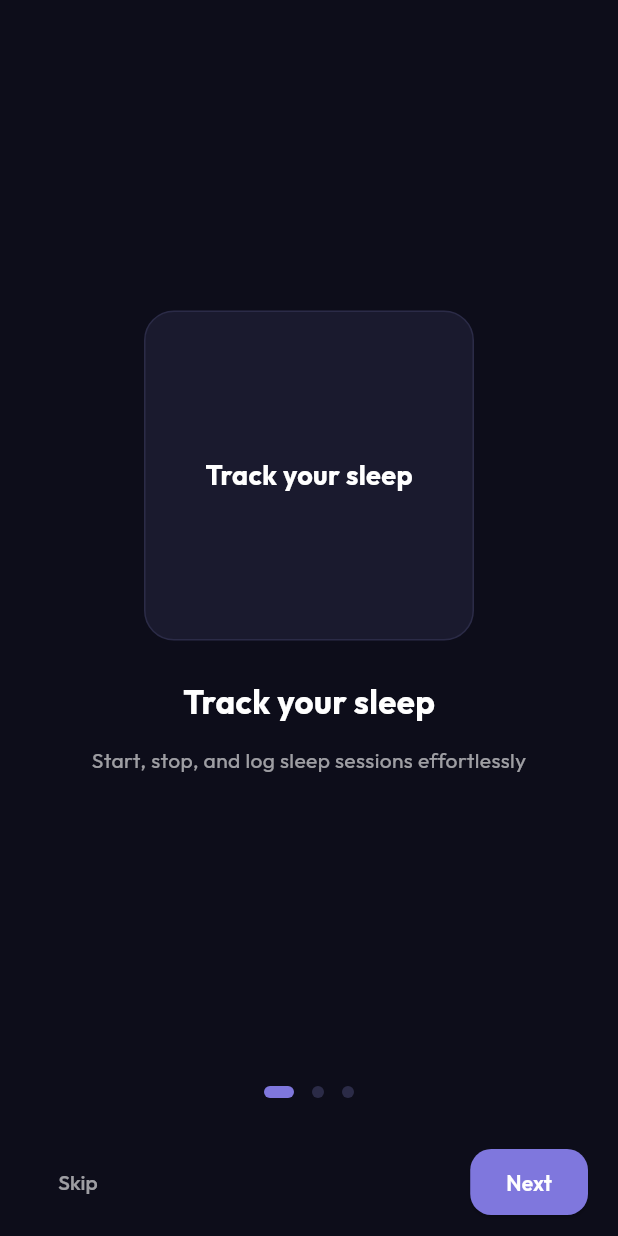
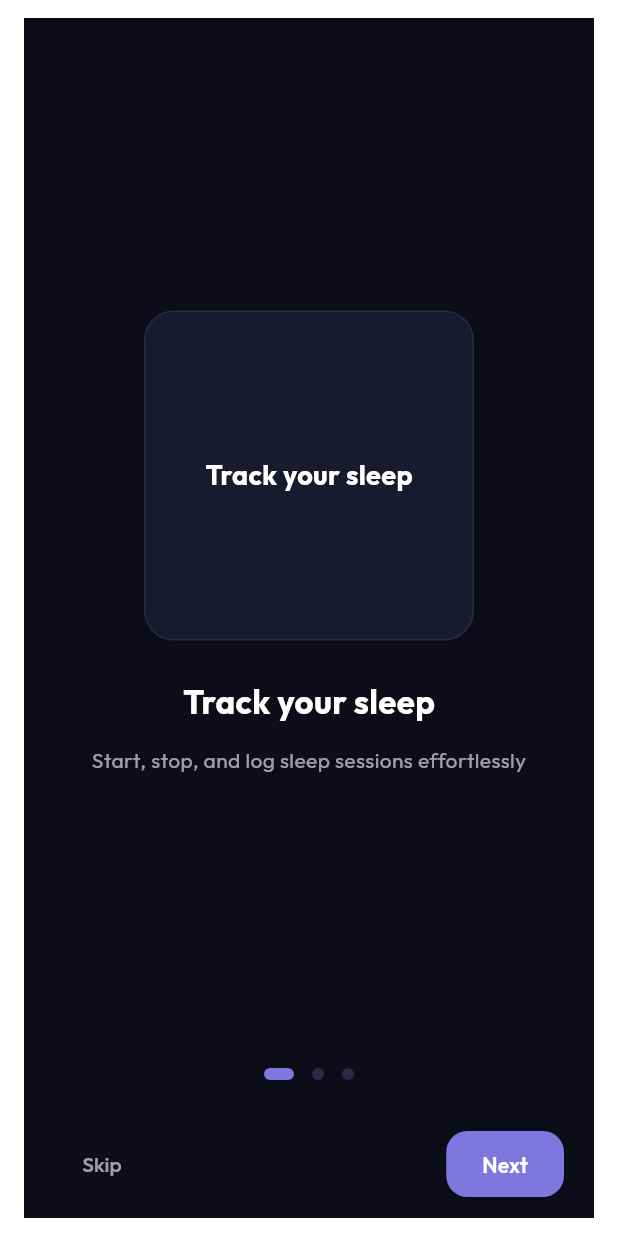
Before and after one commit to m3lloo/SomniAI---AI-Sleep-Tracker-App, a Flutter app: the screen it shows after launch, on a phone screen of 412 x 824 dp. Run offline on Flutter 3.47's test engine with Material 3 defaults, Android fonts, the light colour scheme and no system bars; our stand-ins replace connectivity_plus, csv, drift, fl_chart, flutter_animate, flutter_local_notifications and 10 more; accounts and stored records are empty; generated files the repository leaves out were written again.

Commit message:
style(ui): add global content padding to avoid tight components

```diff
--- a/lib/main.dart
+++ b/lib/main.dart
@@ -41,9 +41,16 @@ class SomniAIApp extends ConsumerWidget {
     return MaterialApp(
       title: 'Somni AI',
       debugShowCheckedModeBanner: false,
-      // Wrap app with a top SafeArea to avoid device camera cutouts / punch-holes
-      builder: (context, child) =>
-          SafeArea(top: true, bottom: false, child: child ?? const SizedBox()),
+      // Wrap app with a top SafeArea and default content padding so screens
+      // are not flush against edges or the device cutouts.
+      builder: (context, child) => SafeArea(
+        top: true,
+        bottom: false,
+        child: Padding(
+          padding: const EdgeInsets.symmetric(horizontal: 16.0, vertical: 12.0),
+          child: child ?? const SizedBox(),
+        ),
+      ),
       // Localization delegates removed temporarily to avoid analyzer issues
       // Add back if `flutter_localizations` is available in your SDK.
       supportedLocales: const [Locale('en')],
```
